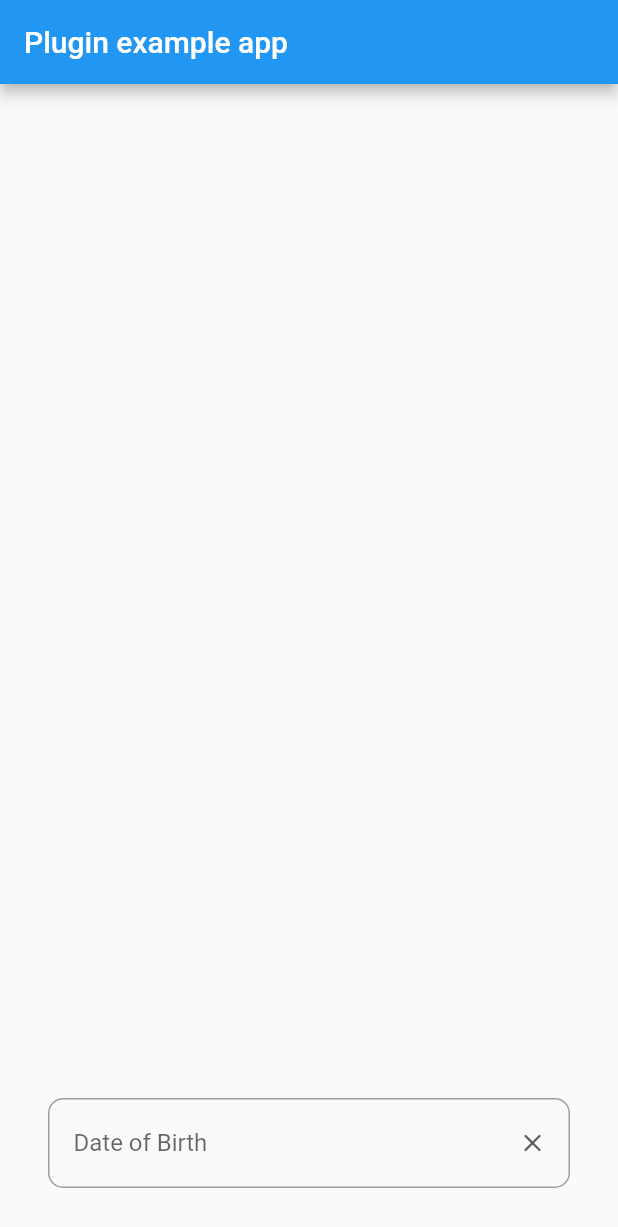
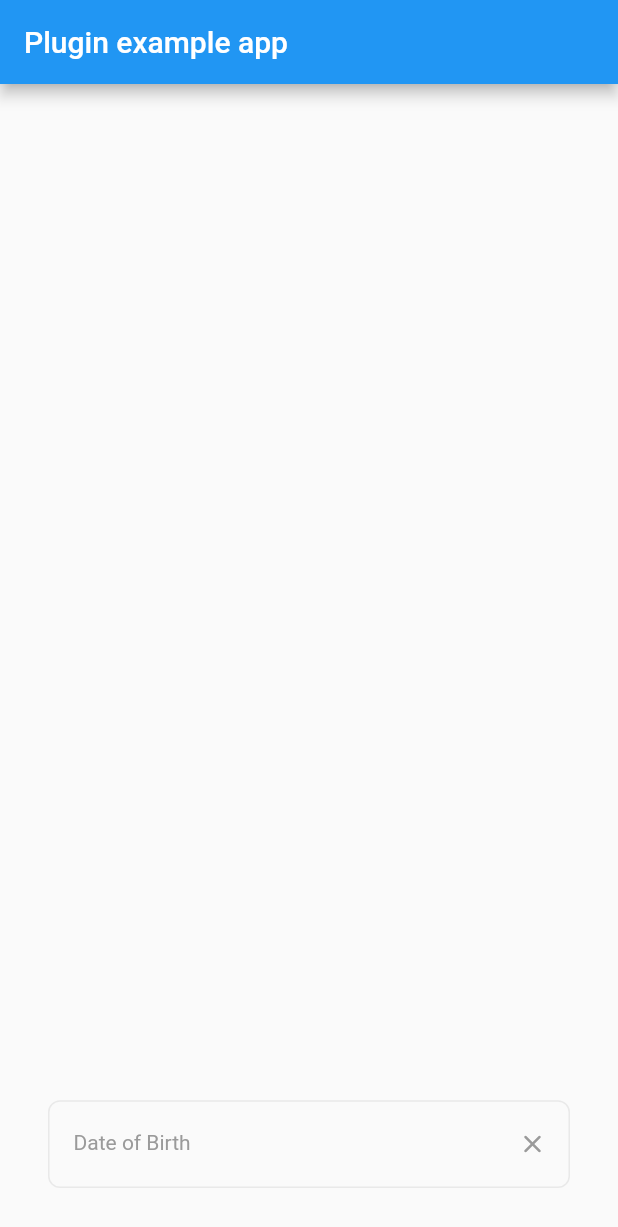
Before and after one commit to DeveloperWaybee/wb_text_field, a Flutter app: the screen it shows after launch, on a phone screen of 412 x 824 dp. Shown: the top 1227 px of the screen. Run offline on Flutter 3.47's test engine with Material 2 defaults, Android fonts, the phone set to English and light mode, and no system bars.

Commit message:
Added default configuration

```diff
--- /dev/null
+++ b/lib/config/wb_text_field_default_config.dart
@@ -0,0 +1,73 @@
+import 'package:flutter/material.dart';
+
+class WBTextFieldDefaultConfig {
+  WBTextFieldDefaultConfig({
+    // Text Field
+    required this.padding,
+    required this.border,
+    required this.borderRadius,
+    required this.style,
+    required this.labelStyle,
+    required this.hintStyle,
+    required this.focusBorder,
+    required this.focusStyle,
+    required this.focusLabelStyle,
+    required this.focusHintStyle,
+    required this.errorBorderOnly,
+    required this.errorBorder,
+    required this.errorStyle,
+    required this.errorLabelStyle,
+    required this.errorHintStyle,
+    required this.suffixColor,
+    required this.isClearEnable,
+    required this.clearVisibilityAlways,
+    required this.clearButtonColor,
+    required this.maxLines,
+    required this.maxLength,
+    // Text Field
+    // Date Time Picker
+    required this.initialDate,
+    required this.currentDate,
+    required this.firstDate,
+    required this.lastDate,
+    required this.initialTime,
+    // Date Time Picker
+    // Options Selection with Search
+    this.itemBuilderMaxHeight = 200,
+    // Options Selection with Search
+  });
+
+  EdgeInsets padding;
+  Border border;
+  BorderRadius borderRadius;
+  TextStyle style;
+  TextStyle labelStyle;
+  TextStyle hintStyle;
+  Border focusBorder;
+  TextStyle focusLabelStyle;
+  TextStyle focusHintStyle;
+  TextStyle focusStyle;
+  bool errorBorderOnly;
+  Border errorBorder;
+  TextStyle errorLabelStyle;
+  TextStyle errorHintStyle;
+  TextStyle errorStyle;
+  Color suffixColor;
+  bool isClearEnable;
+  bool clearVisibilityAlways;
+  Color clearButtonColor;
+  int maxLength;
+  int maxLines;
+
+  // -- Date Picker
+  DateTime initialDate;
+  DateTime currentDate;
+  DateTime firstDate;
+  DateTime lastDate;
+  TimeOfDay initialTime;
+  // -- Date Picker
+
+  // -- Drop Down
+  double itemBuilderMaxHeight;
+  // -- Drop Down
+}
--- a/lib/controller/wb_text_field_controller.dart
+++ b/lib/controller/wb_text_field_controller.dart
@@ -1,40 +1,98 @@
 import 'package:flutter/material.dart';
+import 'package:wb_text_field/config/wb_text_field_default_config.dart';
 import 'package:wb_text_field/models/wb_text_field_option.dart';
 
 class WBTextFieldController {
+  static WBTextFieldDefaultConfig config = WBTextFieldDefaultConfig(
+    padding: const EdgeInsets.fromLTRB(16, 10, 16, 10),
+    border: Border.all(color: const Color(0xFFE9E9E9)),
+    borderRadius: BorderRadius.circular(8),
+    style: const TextStyle(
+      fontSize: 16,
+      color: Color(0xFF242424),
+    ),
+    labelStyle: const TextStyle(
+      color: Color(0xFF9A9A9A),
+      fontSize: 14,
+    ),
+    hintStyle: const TextStyle(
+      color: Color(0xFF9A9A9A),
+      fontSize: 14,
+    ),
+    focusBorder: Border.all(color: const Color(0xFF0076BC)),
+    focusStyle: const TextStyle(
+      fontSize: 16,
+      color: Color(0xFF242424),
+    ),
+    focusLabelStyle: const TextStyle(
+      color: Color(0xFF0076BC),
+      fontSize: 14,
+    ),
+    focusHintStyle: const TextStyle(
+      color: Color(0xFF9A9A9A),
+      fontSize: 14,
+    ),
+    errorBorderOnly: true,
+    errorBorder: Border.all(color: const Color(0xFFEF4444)),
+    errorStyle: const TextStyle(
+      fontSize: 16,
+      color: Color(0xFFEF4444),
+    ),
+    errorLabelStyle: const TextStyle(
+      color: Color(0xFFEF4444),
+      fontSize: 14,
+    ),
+    errorHintStyle: const TextStyle(
+      color: Color(0xFFEF4444),
+      fontSize: 14,
+    ),
+    maxLines: 1,
+    maxLength: 200,
+    isClearEnable: true,
+    clearButtonColor: const Color(0xFF9A9A9A),
+    clearVisibilityAlways: false,
+    suffixColor: const Color(0xFF9A9A9A),
+    currentDate: DateTime.now(),
+    initialDate: DateTime.now(),
+    firstDate: DateTime.now().copyWith(year: 1900),
+    lastDate: DateTime.now().copyWith(year: 2100),
+    initialTime: TimeOfDay.now(),
+    itemBuilderMaxHeight: 200,
+  );
+
   WBTextFieldController({
     // Text Field
     TextEditingController? controller,
     FocusNode? focusNode,
     this.initialText,
     this.label,
-    this.hint = "Bhavneet Singh",
-    this.padding,
+    this.hint,
+    EdgeInsets? padding,
     Border? border,
     BorderRadius? borderRadius,
-    this.style,
-    this.labelStyle,
-    this.hintStyle,
+    TextStyle? style,
+    TextStyle? labelStyle,
+    TextStyle? hintStyle,
     Border? focusBorder,
-    this.focusStyle,
-    this.focusLabelStyle,
-    this.focusHintStyle,
+    TextStyle? focusStyle,
+    TextStyle? focusLabelStyle,
+    TextStyle? focusHintStyle,
     this.error,
-    this.errorBorderOnly = false,
+    bool? errorBorderOnly,
     Border? errorBorder,
-    this.errorStyle,
-    this.errorLabelStyle,
-    this.errorHintStyle,
+    TextStyle? errorStyle,
+    TextStyle? errorLabelStyle,
+    TextStyle? errorHintStyle,
     this.suffix,
-    this.suffixColor = const Color(0x00000000),
+    Color? suffixColor,
     this.suffixAction,
-    this.isClearEnable = true,
-    this.clearVisibilityAlways = false,
-    this.clearButtonColor = const Color(0xA1000000),
+    bool? isClearEnable,
+    bool? clearVisibilityAlways,
+    Color? clearButtonColor,
     this.textInputType,
     this.returnKeyType,
-    this.maxLength,
-    this.maxLines,
+    int? maxLength,
+    int? maxLines,
     this.enabled,
     this.didChange,
     this.onSaved,
@@ -53,7 +111,7 @@ class WBTextFieldController {
     // Date Time Picker
     // Options Selection with Search
     this.enableItemSearch,
-    this.itemBuilderMaxHeight = 200,
+    double? itemBuilderMaxHeight,
     this.itemBuilderHeader,
     this.itemBuilderHeaderTapped,
     this.items,
@@ -63,15 +121,43 @@ class WBTextFieldController {
   }) {
     editingController = controller ?? TextEditingController(text: initialText);
     this.focusNode = (focusNode ?? FocusNode());
-    this.border = border ?? Border.all(color: Colors.grey);
-    this.borderRadius = borderRadius ?? BorderRadius.circular(10);
-    this.focusBorder = focusBorder ?? Border.all(color: Colors.blue);
-    this.errorBorder = errorBorder ?? Border.all(color: Colors.red);
-    this.initialDate = initialDate ?? DateTime.now();
-    this.currentDate = currentDate ?? DateTime.now();
-    this.firstDate = firstDate ?? DateTime.now().copyWith(year: 1900);
-    this.lastDate = lastDate ?? DateTime.now().copyWith(year: 2100);
-    this.initialTime = initialTime ?? TimeOfDay.now();
+    this.padding = padding ?? WBTextFieldController.config.padding;
+    this.border = border ?? WBTextFieldController.config.border;
+    this.borderRadius =
+        borderRadius ?? WBTextFieldController.config.borderRadius;
+    this.style = style ?? WBTextFieldController.config.style;
+    this.labelStyle = labelStyle ?? WBTextFieldController.config.labelStyle;
+    this.hintStyle = hintStyle ?? WBTextFieldController.config.hintStyle;
+    this.focusBorder = focusBorder ?? WBTextFieldController.config.focusBorder;
+    this.focusLabelStyle =
+        focusLabelStyle ?? WBTextFieldController.config.focusLabelStyle;
+    this.focusHintStyle =
+        focusHintStyle ?? WBTextFieldController.config.focusHintStyle;
+    this.focusStyle = focusStyle ?? WBTextFieldController.config.focusStyle;
+    this.errorBorderOnly =
+        errorBorderOnly ?? WBTextFieldController.config.errorBorderOnly;
+    this.errorBorder = errorBorder ?? WBTextFieldController.config.errorBorder;
+    this.errorLabelStyle =
+        errorLabelStyle ?? WBTextFieldController.config.errorLabelStyle;
+    this.errorHintStyle =
+        errorHintStyle ?? WBTextFieldController.config.errorHintStyle;
+    this.errorStyle = errorStyle ?? WBTextFieldController.config.errorStyle;
+    this.suffixColor = suffixColor ?? WBTextFieldController.config.suffixColor;
+    this.isClearEnable =
+        isClearEnable ?? WBTextFieldController.config.isClearEnable;
+    this.clearVisibilityAlways = clearVisibilityAlways ??
+        WBTextFieldController.config.clearVisibilityAlways;
+    this.clearButtonColor =
+        clearButtonColor ?? WBTextFieldController.config.clearButtonColor;
+    this.maxLength = maxLength ?? WBTextFieldController.config.maxLength;
+    this.maxLines = maxLines ?? WBTextFieldController.config.maxLines;
+    this.initialDate = initialDate ?? WBTextFieldController.config.initialDate;
+    this.currentDate = currentDate ?? WBTextFieldController.config.currentDate;
+    this.firstDate = firstDate ?? WBTextFieldController.config.firstDate;
+    this.lastDate = lastDate ?? WBTextFieldController.config.lastDate;
+    this.initialTime = initialTime ?? WBTextFieldController.config.initialTime;
+    this.itemBuilderMaxHeight = itemBuilderMaxHeight ??
+        WBTextFieldController.config.itemBuilderMaxHeight;
   }
 
   late final TextEditingController editingController;
@@ -79,32 +165,32 @@ class WBTextFieldController {
   final String? initialText;
   final String? label;
   final String? hint;
-  final EdgeInsets? padding;
+  late final EdgeInsets padding;
   late Border border;
   late BorderRadius borderRadius;
-  final TextStyle? style;
-  final TextStyle? labelStyle;
-  final TextStyle? hintStyle;
+  late final TextStyle style;
+  late final TextStyle labelStyle;
+  late final TextStyle hintStyle;
   late Border focusBorder;
-  final TextStyle? focusLabelStyle;
-  final TextStyle? focusHintStyle;
-  final TextStyle? focusStyle;
+  late final TextStyle focusLabelStyle;
+  late final TextStyle focusHintStyle;
+  late final TextStyle focusStyle;
   final String? error;
-  final bool errorBorderOnly;
+  late final bool errorBorderOnly;
   late Border errorBorder;
-  final TextStyle? errorLabelStyle;
-  final TextStyle? errorHintStyle;
-  final TextStyle? errorStyle;
+  late final TextStyle errorLabelStyle;
+  late final TextStyle errorHintStyle;
+  late final TextStyle errorStyle;
   final IconData? suffix;
-  final Color suffixColor;
+  late final Color suffixColor;
   final void Function(String text)? suffixAction;
-  final bool isClearEnable;
-  final bool clearVisibilityAlways;
-  final Color clearButtonColor;
+  late final bool isClearEnable;
+  late final bool clearVisibilityAlways;
+  late final Color clearButtonColor;
   final TextInputType? textInputType;
   final TextInputAction? returnKeyType;
-  final int? maxLength;
-  final int? maxLines;
+  late final int maxLength;
+  late final int maxLines;
   final bool? enabled;
   final void Function(String text)? didChange;
   final void Function(String?)? onSaved;
@@ -124,7 +210,7 @@ class WBTextFieldController {
 
   // -- Drop Down
   final bool? enableItemSearch;
-  final double itemBuilderMaxHeight;
+  late final double itemBuilderMaxHeight;
   final Widget? itemBuilderHeader;
   final Future<String?> Function(String)? itemBuilderHeaderTapped;
   final List<WBTextFieldOption>? items;
--- a/lib/wb_text_field.dart
+++ b/lib/wb_text_field.dart
@@ -45,15 +45,14 @@ class _WBTextFieldState extends State<WBTextField> {
   /// Get Content Padding
   ///
   EdgeInsets get contentPadding {
-    return controller.padding ??
-        EdgeInsets.fromLTRB(
-          16,
-          10,
+    return EdgeInsets.fromLTRB(
+      controller.padding.left,
+      controller.padding.top,
           ((controller.suffix != null) ||
                   !(showClear && controller.isClearEnable))
-              ? 16
+          ? controller.padding.right
               : 0,
-          10,
+      controller.padding.bottom,
         );
   }
 
@@ -67,14 +66,10 @@ class _WBTextFieldState extends State<WBTextField> {
   ///
   TextStyle? get style {
     return ((hasFocus)
-            ? controller.focusStyle ??
-                TextStyle(color: Theme.of(context).textTheme.labelMedium?.color)
+            ? controller.focusStyle
             : (hasError)
-                ? controller.errorStyle ??
-                    TextStyle(color: Theme.of(context).colorScheme.error)
-                : controller.style ??
-                    TextStyle(
-                        color: Theme.of(context).textTheme.labelMedium?.color))
+                ? controller.errorStyle
+                : controller.style)
         .copyWith(height: lineHeight);
   }
 
@@ -82,17 +77,11 @@ class _WBTextFieldState extends State<WBTextField> {
   ///
   TextStyle? get labelStyle {
     if (hasFocus) {
-      return (controller.focusLabelStyle ??
-              TextStyle(color: Theme.of(context).colorScheme.secondary))
-          .copyWith(height: labelLineHeight);
+      return controller.focusLabelStyle.copyWith(height: labelLineHeight);
     } else if (hasError) {
-      return (controller.errorLabelStyle ??
-              TextStyle(color: Theme.of(context).colorScheme.error))
-          .copyWith(height: labelLineHeight);
+      return controller.errorLabelStyle.copyWith(height: labelLineHeight);
     } else {
-      return (controller.labelStyle ??
-              TextStyle(color: Theme.of(context).hintColor))
-          .copyWith(height: labelLineHeight);
+      return controller.labelStyle.copyWith(height: labelLineHeight);
     }
   }
 
@@ -107,16 +96,11 @@ class _WBTextFieldState extends State<WBTextField> {
   ///
   TextStyle? get hintStyle {
     if (hasFocus) {
-      return (controller.focusHintStyle ??
-              TextStyle(color: Theme.of(context).colorScheme.secondary))
-          .copyWith(height: lineHeight);
+      return controller.focusHintStyle.copyWith(height: lineHeight);
     } else if (hasError) {
-      return controller.errorHintStyle ??
-          TextStyle(color: Theme.of(context).colorScheme.error);
+      return controller.errorHintStyle.copyWith(height: lineHeight);
     } else {
-      return (controller.hintStyle ??
-              TextStyle(color: Theme.of(context).hintColor))
-          .copyWith(height: lineHeight);
+      return controller.hintStyle.copyWith(height: lineHeight);
     }
   }
 
@@ -405,7 +389,7 @@ class _WBTextFieldState extends State<WBTextField> {
       textFieldPath.addRRect(
         RRect.fromRectAndRadius(
           Rect.fromLTWH(offset.dx, offset.dy, size.width, size.height),
-          const Radius.circular(10),
+          controller.borderRadius.bottomRight,
         ),
       );
       textFieldPath.close();
@@ -495,11 +479,11 @@ class _WBTextFieldState extends State<WBTextField> {
                           color: Colors.white,
                           borderRadius: BorderRadius.vertical(
                             top: shouldShowAbove
-                                ? const Radius.circular(10)
+                                ? controller.borderRadius.bottomRight
                                 : Radius.zero,
                             bottom: shouldShowAbove
                                 ? Radius.zero
-                                : const Radius.circular(10),
+                                : controller.borderRadius.bottomRight,
                           ),
                           boxShadow: [
                             BoxShadow(
@@ -586,8 +570,9 @@ class _WBTextFieldState extends State<WBTextField> {
                                             controller.filteredItems[itemIndex],
                                       );
                                     } else {
-                                      if (controller.itemsSeparator == null)
+                                      if (controller.itemsSeparator == null) {
                                         return null;
+                                      }
                                       listWidget = controller.itemsSeparator;
                                     }
                                     return Flexible(
```
